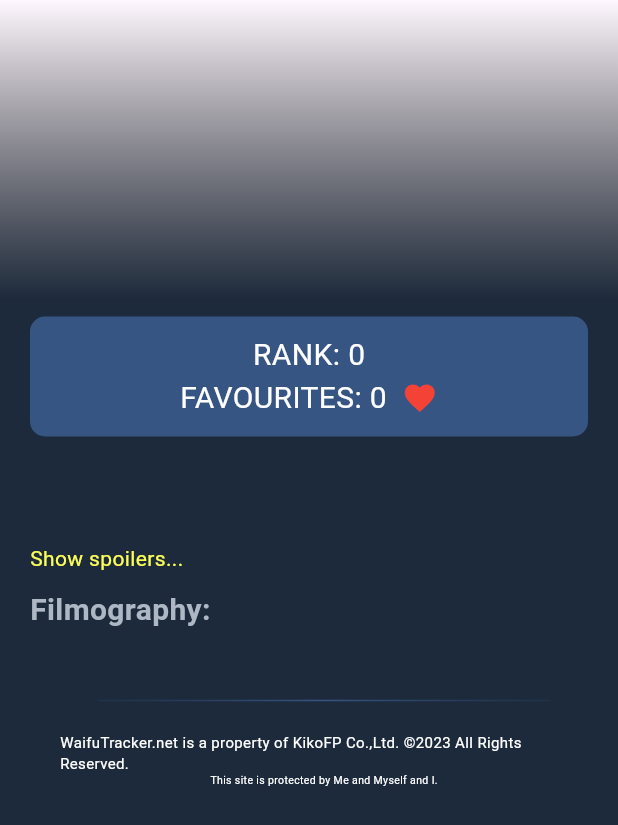
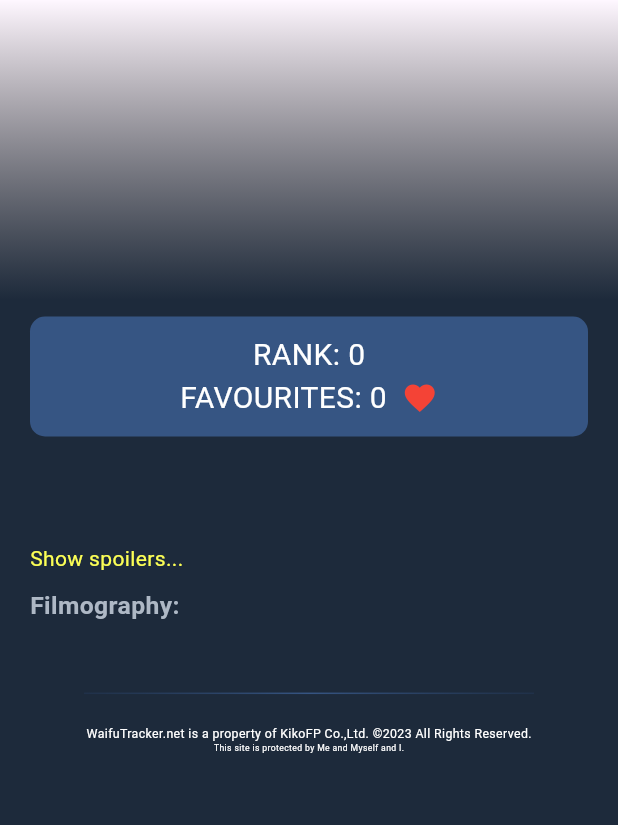
Before and after one commit to kikofp02/FlutterAppScreen, a Flutter app: the CharacterDisplay widget shown alone on an empty page, opened directly with empty values, on a phone screen of 412 x 824 dp. Shown: the top 825 px of the screen. Run offline on Flutter 3.47's test engine with Material 3 defaults, Android fonts, the light colour scheme and no system bars; our stand-ins replace expandable.

Commit message:
scaling part 1

```diff
--- a/character_screen/lib/screens/character_screen/widgets/character_display.dart
+++ b/character_screen/lib/screens/character_screen/widgets/character_display.dart
@@ -13,6 +13,10 @@ class CharacterDisplay extends StatelessWidget {
 
   @override
   Widget build(BuildContext context) {
+    final screenSize = MediaQuery.of(context).size;
+    double scalingFactor = (screenSize.width) * 0.002;
+    final double sidesPadding =
+        screenSize.width <= 440 ? 20 :  20 + ((screenSize.width - 440) / 60) * 20;
     return Container(
       child: Stack(
         children: [
@@ -47,10 +51,10 @@ class CharacterDisplay extends StatelessWidget {
                 child: Align(
                   alignment: Alignment.topLeft,
                   child: Padding(
-                    padding: const EdgeInsets.only(
+                    padding: EdgeInsets.only(
                       top: 100,
-                      left: 20.0,
-                      right: 20.0,
+                      left: sidesPadding,
+                      right: sidesPadding,
                     ),
                     child: BasicDescription(
                       character: character,
@@ -61,10 +65,10 @@ class CharacterDisplay extends StatelessWidget {
               if (character.filmography != null)
                 Column(
                   children: [
-                    const Padding(
+                    Padding(
                       padding: EdgeInsets.only(
-                        left: 20.0,
-                        right: 20.0,
+                        left: sidesPadding,
+                        right: sidesPadding,
                       ),
                       child: Align(
                         alignment: Alignment.centerLeft,
@@ -72,7 +76,7 @@ class CharacterDisplay extends StatelessWidget {
                           "Filmography:",
                           style: TextStyle(
                             color: Color.fromARGB(255, 174, 184, 197),
-                            fontSize: 20,
+                            fontSize: 20 * scalingFactor,
                             fontWeight: FontWeight.bold,
                           ),
                         ),
@@ -89,16 +93,15 @@ class CharacterDisplay extends StatelessWidget {
                   ],
                 ),
               Container(
-                margin: const EdgeInsets.only(
-                  left: 40,
-                  right: 20,
-                ),
-                height: 100,
+
+                height: 100 * scalingFactor,
                 child: Center(
                     child: Column(
                   mainAxisAlignment: MainAxisAlignment.center,
                   children: [
-                    const SizedBox(height: 30,),
+                    const SizedBox(
+                      height: 30,
+                    ),
                     Container(
                       height: 1,
                       width: 300,
@@ -116,18 +119,18 @@ class CharacterDisplay extends StatelessWidget {
                     const SizedBox(
                       height: 20,
                     ),
-                    const Text(
+                    Text(
                       "WaifuTracker.net is a property of KikoFP Co.,Ltd. ©2023 All Rights Reserved.",
                       style: TextStyle(
                         color: Colors.white,
-                        fontSize: 10,
+                        fontSize: 10 * scalingFactor,
                       ),
                     ),
-                    const Text(
+                    Text(
                       "This site is protected by Me and Myself and I.",
                       style: TextStyle(
                         color: Colors.white,
-                        fontSize: 7,
+                        fontSize: 7* scalingFactor,
                       ),
                     ),
                   ],
```
